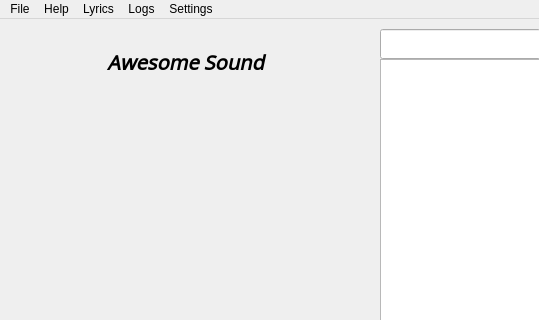
Qt form player/window/player.ui (hor00s/Awesome-sound) before a commit; both pictures show x 0 to 539 and y 0 to 320 of the 539 by 613 pixel window.
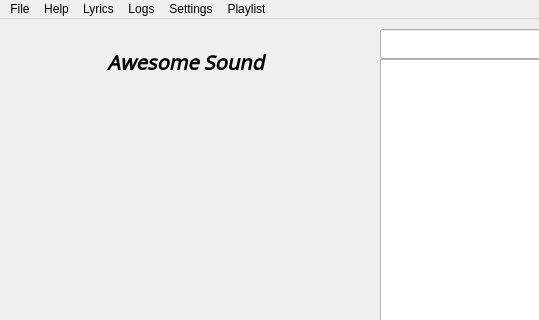
The same form after that commit.

Commit message: Added sort actions for playlist

```diff
--- a/player/window/player.ui
+++ b/player/window/player.ui
@@ -385,11 +385,22 @@
     <addaction name="actionReset"/>
     <addaction name="actionMax_frame_rate"/>
    </widget>
+   <widget class="QMenu" name="menuPlaylist">
+    <property name="title">
+     <string>Playlist</string>
+    </property>
+    <addaction name="actionOriginal"/>
+    <addaction name="actionShuffle"/>
+    <addaction name="actionAlphaberical"/>
+    <addaction name="actionLength_increasing"/>
+    <addaction name="actionLength_decreasing"/>
+   </widget>
    <addaction name="menuFile"/>
    <addaction name="menuHelp"/>
    <addaction name="menuLyrics"/>
    <addaction name="menuLogs"/>
    <addaction name="menuSettings"/>
+   <addaction name="menuPlaylist"/>
   </widget>
   <widget class="QStatusBar" name="statusbar"/>
   <action name="actionShortcuts">
```
Left out of the diff: 45 changed lines with no effect on the pictures. The commit also changes 2 other files.
